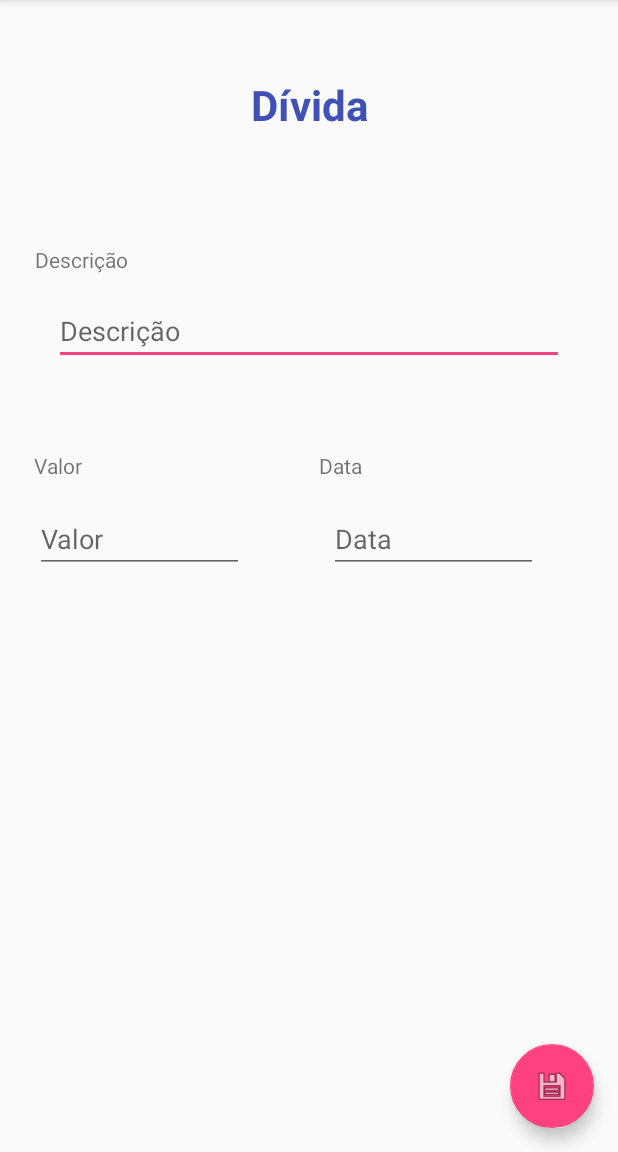
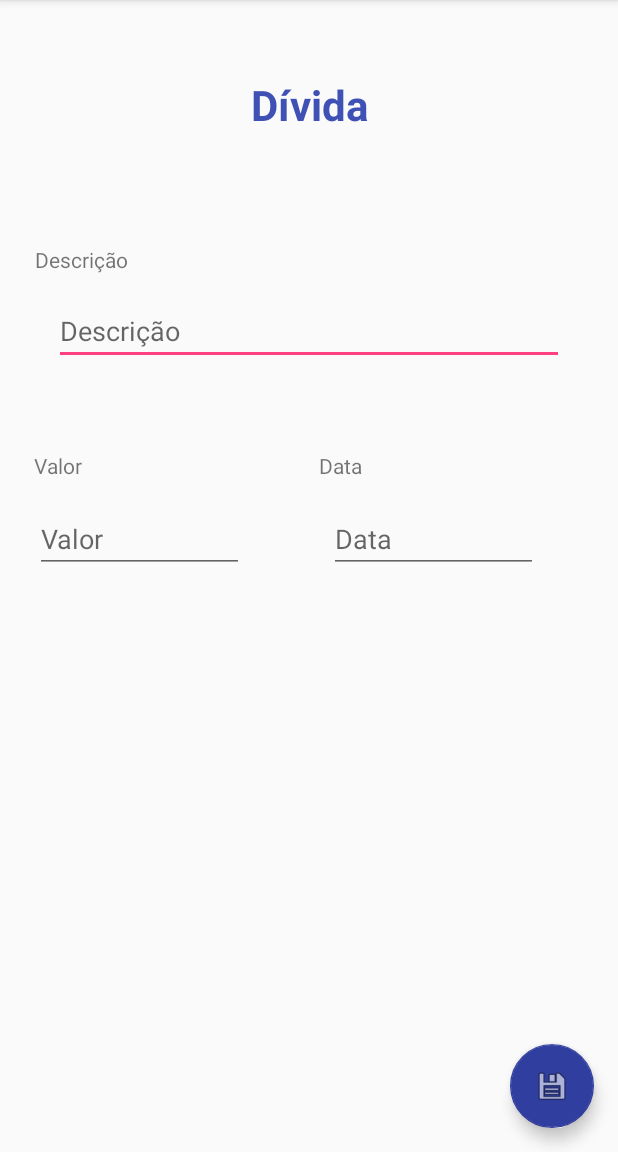
Before and after one commit to LeomaraAC/EasyMoney, an Android app: the AddDividaActivity screen opened directly, with no data from a screen before it, on a phone screen of 412 x 824 dp, the part 84-1236 px from its top. Run offline under Robolectric (Android 15) with nearby library versions, the phone set to English and light mode, and no system bars; 1 statement that could not run was skipped.

Commit message:
Modificando a cor do botão.

```diff
--- a/app/src/main/res/layout/activity_add_divida.xml
+++ b/app/src/main/res/layout/activity_add_divida.xml
@@ -152,6 +152,7 @@
         android:layout_marginEnd="8dp"
         android:layout_marginRight="8dp"
         android:layout_marginBottom="8dp"
+        app:backgroundTint="@color/colorPrimaryDark"
         app:layout_constraintBottom_toBottomOf="parent"
         app:layout_constraintEnd_toEndOf="parent"
         app:srcCompat="@android:drawable/ic_menu_save" />
```
